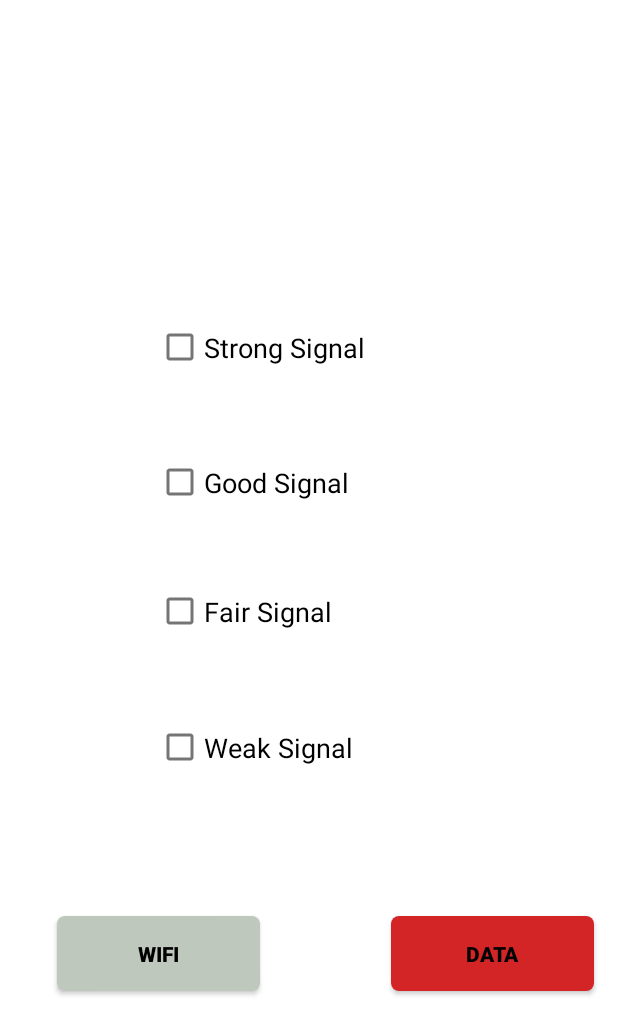
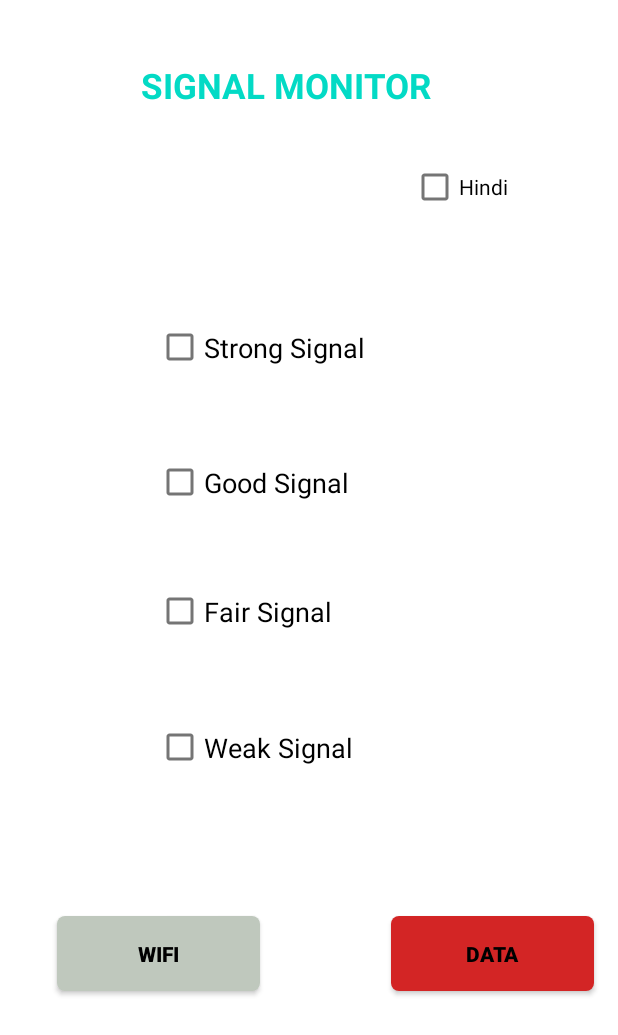
Before and after one commit to Raj2001-cel/SignalApp, an Android app: the screen it shows after launch (MainActivity), on a phone screen of 412 x 824 dp. Shown: the top 1035 px of the screen. Run offline under Robolectric (Android 15) with nearby library versions, the phone set to English and light mode, and no system bars; 2 statements that could not run were skipped.

Commit message:
hindi text facility done

```diff
--- a/app/src/main/AndroidManifest.xml
+++ b/app/src/main/AndroidManifest.xml
@@ -7,6 +7,8 @@
     <uses-permission android:name="android.permission.ACCESS_WIFI_STATE"/>
     <uses-permission android:name="android.permission.READ_PHONE_STATE" />
     <uses-permission android:name="android.Manifest.permission.READ_PHONE_STATE" />
+
+
 
 
     <application
--- a/app/src/main/res/layout/activity_main.xml
+++ b/app/src/main/res/layout/activity_main.xml
@@ -15,6 +15,19 @@
             android:layout_height="match_parent"
             android:background="@color/white">
 
+                <CheckBox
+                    android:layout_width="121dp"
+                    android:layout_height="57dp"
+                    android:textColor="@color/black"
+                    android:text="Hindi"
+
+                    android:id="@+id/language"
+                    app:layout_constraintBottom_toTopOf="@+id/guideline4"
+                    app:layout_constraintEnd_toEndOf="parent"
+                    app:layout_constraintHorizontal_bias="0.448"
+                    app:layout_constraintStart_toStartOf="@+id/guideline8"
+                    app:layout_constraintTop_toTopOf="parent"
+                    app:layout_constraintVertical_bias="0.95" />
 
                 <CheckBox
                     android:id="@+id/strongcb"
@@ -81,7 +94,6 @@
                     android:layout_weight="1"
                     android:background="@drawable/round_button_red"
                     android:text="Wifi"
-
                     android:textColor="@color/black"
                     android:textStyle="bold"
                     app:layout_constraintBottom_toTopOf="@+id/guideline3"
@@ -147,5 +159,22 @@
                     android:orientation="vertical"
                     app:layout_constraintGuide_begin="261dp" />
 
+                <TextView
+                    android:id="@+id/title"
+                    android:layout_width="276dp"
+                    android:layout_height="62dp"
+                    android:gravity="center"
+                    android:text="SIGNAL MONITOR"
+                    android:textAlignment="center"
+                    android:textColor="@color/teal_200"
+                    android:textSize="23sp"
+                    android:textStyle="bold"
+                    app:layout_constraintBottom_toTopOf="@+id/guideline4"
+                    app:layout_constraintEnd_toEndOf="parent"
+                    app:layout_constraintHorizontal_bias="0.385"
+                    app:layout_constraintStart_toStartOf="parent"
+                    app:layout_constraintTop_toTopOf="parent"
+                    app:layout_constraintVertical_bias="0.268" />
+
         </androidx.constraintlayout.widget.ConstraintLayout>
 </androidx.swiperefreshlayout.widget.SwipeRefreshLayout>
```
Also changed, not shown: app/src/main/java/com/example/signalapp/MainActivity.java (+39 -2 lines).
